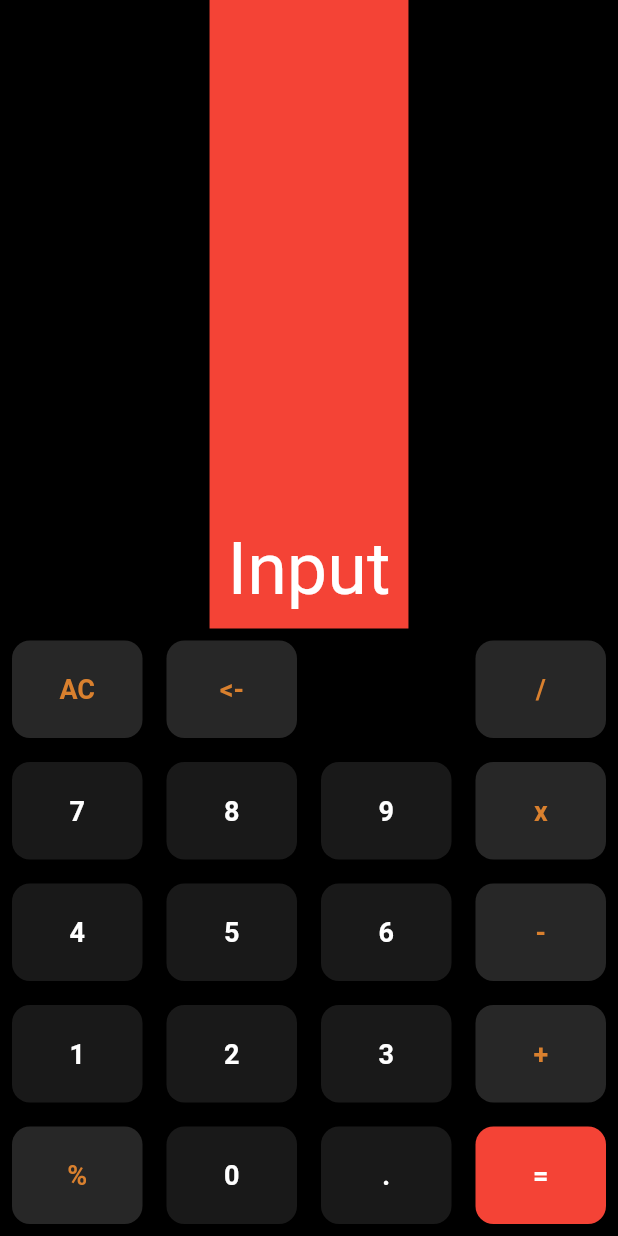
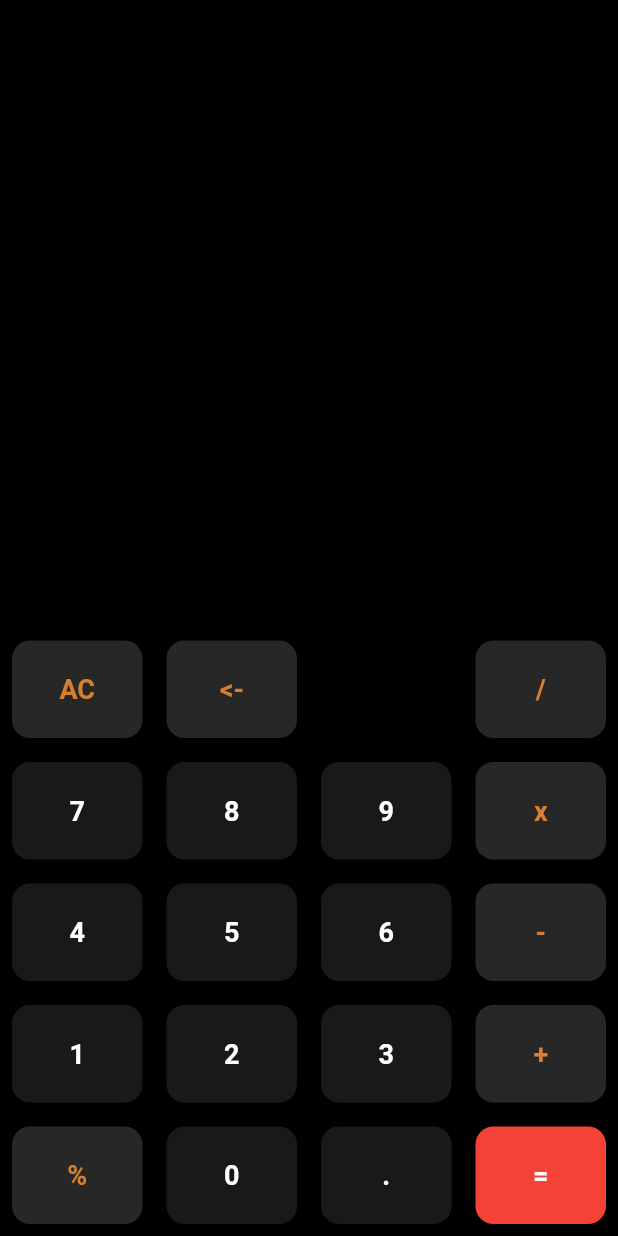
Before and after one commit to RJ2607/calculator_flutter, a Flutter app: the screen it shows after launch, on a phone screen of 412 x 824 dp. Run offline on Flutter 3.47's test engine with Material 2 defaults, Android fonts, the phone set to English and light mode, and no system bars.

```diff
--- a/lib/main.dart
+++ b/lib/main.dart
@@ -15,6 +15,24 @@ class calculatorapp extends StatefulWidget {
 }
 
 class _calculatorappState extends State<calculatorapp> {
+  //variables
+  double firstNum = 0.0;
+  double secondNum = 0.0;
+  var input = "";
+  var output = "";
+  var operation = "";
+
+  onButtonClick(value) {
+    //if value is "AC"
+
+    if (value == "AC") {
+      input = "";
+      output = "";
+    } else if (value == "<-") {
+      input = input.substring(0, input.length - 1);
+    }
+  }
+
   @override
   Widget build(BuildContext context) {
     return Scaffold(
@@ -23,16 +41,23 @@ class _calculatorappState extends State<calculatorapp> {
         children: [
           Expanded(
               child: Container(
+                  width: double.infinity,
                   padding: const EdgeInsets.all(12),
-                  color: Colors.red,
                   child: Column(
                     mainAxisAlignment: MainAxisAlignment.end,
                     crossAxisAlignment: CrossAxisAlignment.end,
-                    children: const [
+                    children: [
                       Text(
-                        "Input",
-                        style: TextStyle(fontSize: 48, color: Colors.white),
-                      )
+                        input,
+                        style: TextStyle(fontSize: 35, color: Colors.white),
+                      ),
+                      SizedBox(height: 20),
+                      Text(
+                        output,
+                        style: TextStyle(
+                            fontSize: 25, color: Colors.white.withOpacity(0.7)),
+                      ),
+                      SizedBox(height: 20),
                     ],
                   ))),
           Row(
@@ -99,9 +124,9 @@ class _calculatorappState extends State<calculatorapp> {
           style: ElevatedButton.styleFrom(
               shape: RoundedRectangleBorder(
                   borderRadius: BorderRadius.circular(12)),
-              padding: EdgeInsets.all(22),
+              padding: const EdgeInsets.all(22),
               primary: buttonbgcolor),
-          onPressed: () {},
+          onPressed: () => onButtonClick(text),
           child: Text(
             text,
             style: TextStyle(
```
